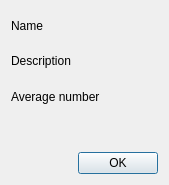
First picture: the form in aeroist/referencedetails.ui, repository froque/AeroIST, before the edit.
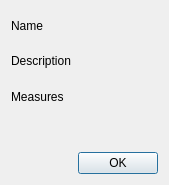
Second picture: the form after the edit.

Commit message: Replaced average_number concept with Measurements per iteration with all of them being logged into the model Renamed GUI and variable names

```diff
--- a/aeroist/referencedetails.ui
+++ b/aeroist/referencedetails.ui
@@ -33,7 +33,7 @@
      <item>
       <widget class="QLabel" name="labelViewAverage">
        <property name="text">
-        <string>Average number</string>
+        <string>Measures</string>
        </property>
       </widget>
      </item>
```
Left out of the diff: 4 changed lines with no effect on the pictures. The commit also changes 18 other files.
